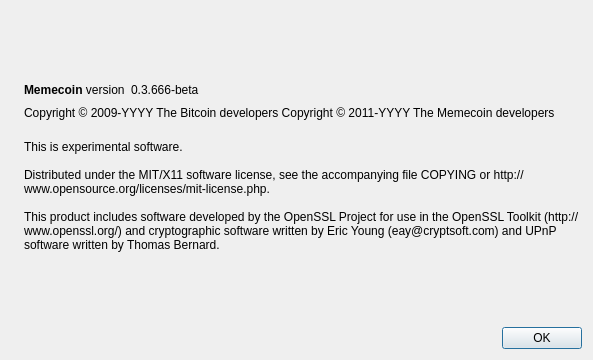
Qt form src/qt/forms/aboutdialog.ui (kvargha/memecoin) before a commit.
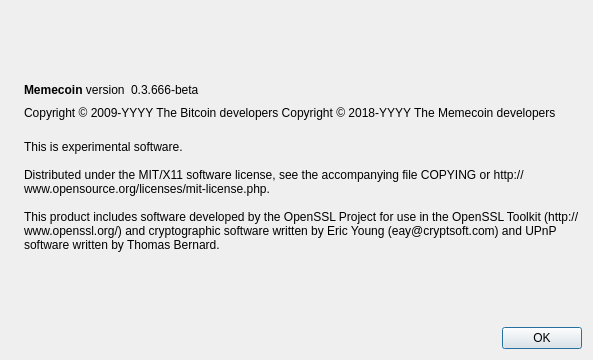
The same form after that commit. Icons and pictures are not drawn.

The edit to the form file:
```diff
--- a/src/qt/forms/aboutdialog.ui
+++ b/src/qt/forms/aboutdialog.ui
@@ -92,7 +92,7 @@
        </property>
        <property name="text">
         <string notr="true">Copyright &amp;copy; 2009-YYYY The Bitcoin developers
-Copyright &amp;copy; 2011-YYYY The Memecoin developers</string>
+Copyright &amp;copy; 2018-YYYY The Memecoin developers</string>
        </property>
        <property name="textFormat">
         <enum>Qt::RichText</enum>
```
